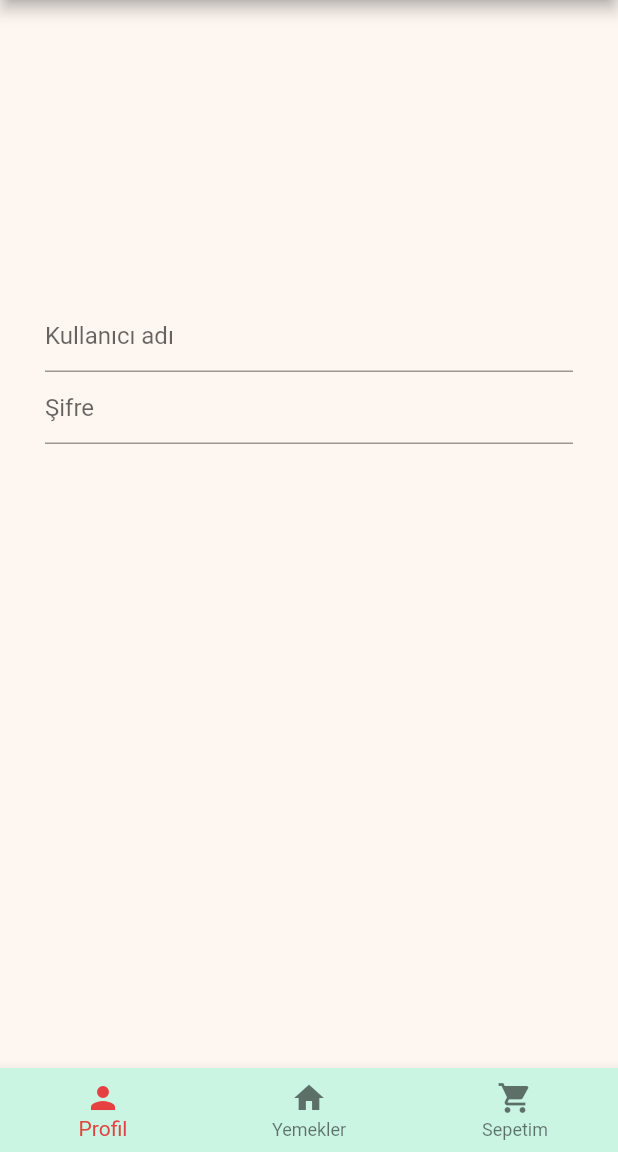
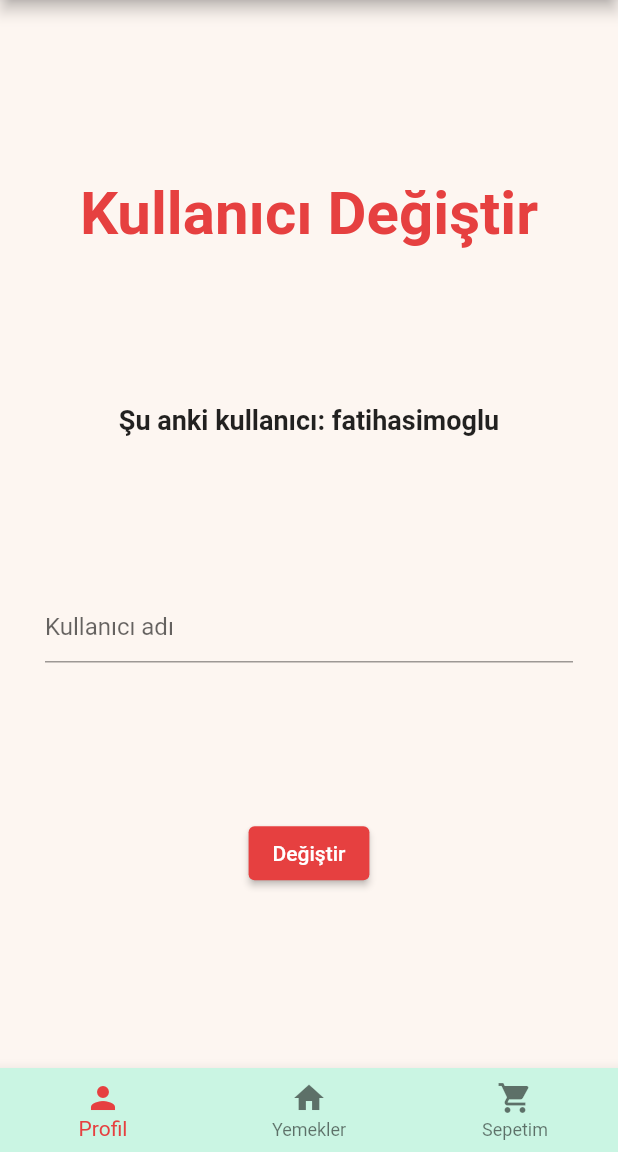
Before and after one commit to asimoglufatih/yemek_kapimda, a Flutter app: the screen it shows after launch, on a phone screen of 412 x 824 dp, the part 84-1236 px from its top. Run offline on Flutter 3.47's test engine with Material 2 defaults, Android fonts, the phone set to English and light mode, and no system bars; our stand-ins replace flutter_bloc, shared_preferences; network calls fail.

Commit message:
profile_page.dart changed.

```diff
--- a/lib/cubits/main_page_cubit.dart
+++ b/lib/cubits/main_page_cubit.dart
@@ -9,7 +9,6 @@ class MainPageCubit extends Cubit<List<Food>> {
 
   Future<void> loadAllFood() async {
     var list = await frepo.getAllFoods();
-    print(list);
     emit(list);
   }
 }
--- a/lib/repo/cartdao_repository.dart
+++ b/lib/repo/cartdao_repository.dart
@@ -21,7 +21,6 @@ class CartDaoRepository {
       "kullanici_adi": user_name
     };
     var response = await http.post(url, body: body);
-    print("added to cart ${response.body}");
 
   }
 
--- a/lib/repo/fooddao_repository.dart
+++ b/lib/repo/fooddao_repository.dart
@@ -7,15 +7,12 @@ import 'dart:convert';
 class FoodDaoRepository {
 
   List<Food> parseFoodResponse(String response){
-    // var list = FoodResponse.fromJson(json.decode(response)).foodList;
-    // print(list);
     return FoodResponse.fromJson(json.decode(response)).foodList;
   }
 
   Future<List<Food>> getAllFoods() async {
     var url = Uri.parse("http://kasimadalan.pe.hu/yemekler/tumYemekleriGetir.php");
     var response = await http.get(url);
-    print(response.body);
     return parseFoodResponse(response.body);
   }
 
--- a/lib/views/profile_page.dart
+++ b/lib/views/profile_page.dart
@@ -1,5 +1,8 @@
 import 'package:flutter/material.dart';
+import 'package:http/http.dart';
 import 'package:yemek_kapimda/colors/colors.dart' as ColorPage;
+import 'package:yemek_kapimda/constants/app_constants.dart' as Constant;
+import 'package:shared_preferences/shared_preferences.dart';
 
 class ProfilePage extends StatefulWidget {
   const ProfilePage({Key? key}) : super(key: key);
@@ -9,8 +12,27 @@ class ProfilePage extends StatefulWidget {
 }
 
 class _ProfilePageState extends State<ProfilePage> {
+
+  String currentUser = Constant.USER_NAME;
+
+  Future<void> getUser() async {
+    var sp = await SharedPreferences.getInstance();
+    currentUser = sp.getString("user_name") ?? "${Constant.USER_NAME}";
+  }
+
+  Future<void> changeUser(String user_name) async {
+    var sp = await SharedPreferences.getInstance();
+
+    sp.setString("user_name", user_name);
+    print("username changed$user_name}");
+  }
+  @override
+  void initState() {
+    super.initState();
+    getUser();
+  }
+
   var tfUserNameController = TextEditingController();
-  var tfUserPasswordController = TextEditingController();
   @override
   Widget build(BuildContext context) {
     return Scaffold(
@@ -19,10 +41,28 @@ class _ProfilePageState extends State<ProfilePage> {
         child: Padding(
           padding: const EdgeInsets.only(left: 30, right: 30),
           child: Column(
+            mainAxisAlignment: MainAxisAlignment.spaceEvenly,
             children: [
-              SizedBox(height: 200,width: 200,),
+              Padding(
+                padding: const EdgeInsets.only(top: 16.0),
+                child: Text("Kullanıcı Değiştir", style: TextStyle(fontWeight: FontWeight.bold, fontSize: 40, color: ColorPage.red_light),),
+              ),
+              Text("Şu anki kullanıcı: ${currentUser}", style: TextStyle(fontSize: 18, fontWeight: FontWeight.bold),),
               TextField(controller: tfUserNameController, decoration: InputDecoration(hintText: "Kullanıcı adı"),),
-              TextField(controller: tfUserPasswordController, decoration: InputDecoration(hintText: "Şifre")),
+              Padding(
+                padding: const EdgeInsets.only(bottom: 16.0),
+                child: ElevatedButton(onPressed:  () async {
+                  if(tfUserNameController.text != ""){
+                    setState(() {
+                      changeUser(tfUserNameController.text);
+                      getUser();
+                    });
+
+                  }
+                },
+                  child: Text("Değiştir"),
+                  style: ElevatedButton.styleFrom(primary: ColorPage.red_light),),
+              )
             ],
           ),
         ),
--- a/pubspec.yaml
+++ b/pubspec.yaml
@@ -42,6 +42,8 @@ dependencies:
 dev_dependencies:
   flutter_test:
     sdk: flutter
+
+  shared_preferences: ^2.0.11
 
   # The "flutter_lints" package below contains a set of recommended lints to
   # encourage good coding practices. The lint set provided by the package is
```
Also changed, not shown: lib/views/cart.dart (+10 -7 lines), lib/views/detail_page.dart (+8 -0 lines), pubspec.lock.
